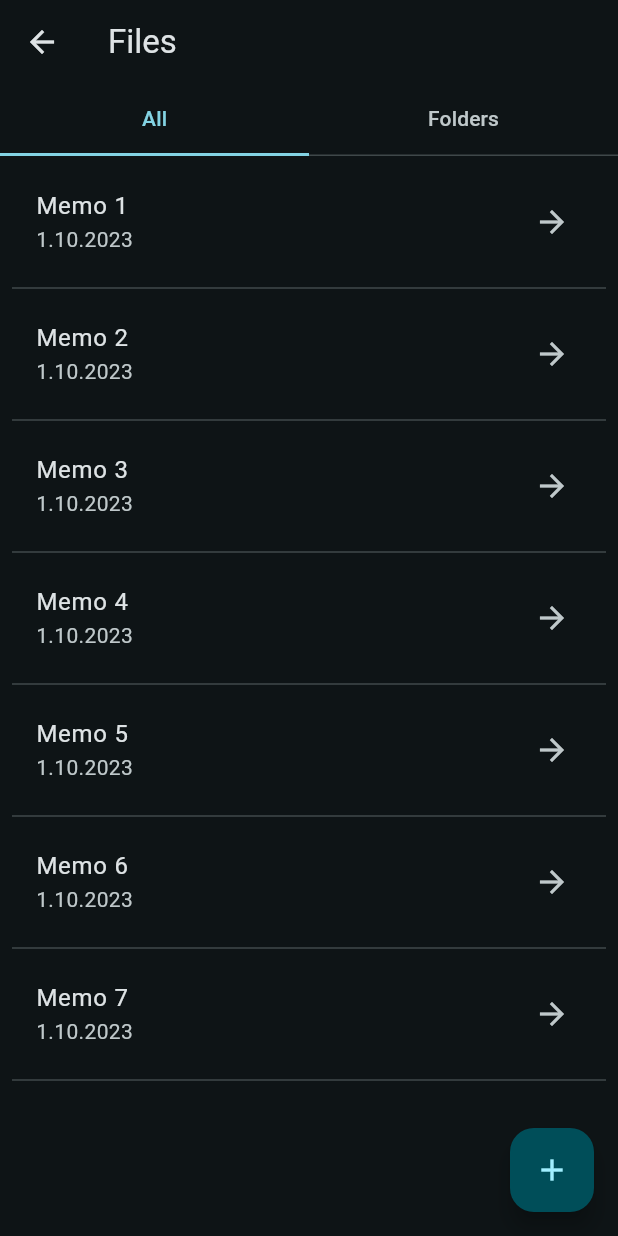
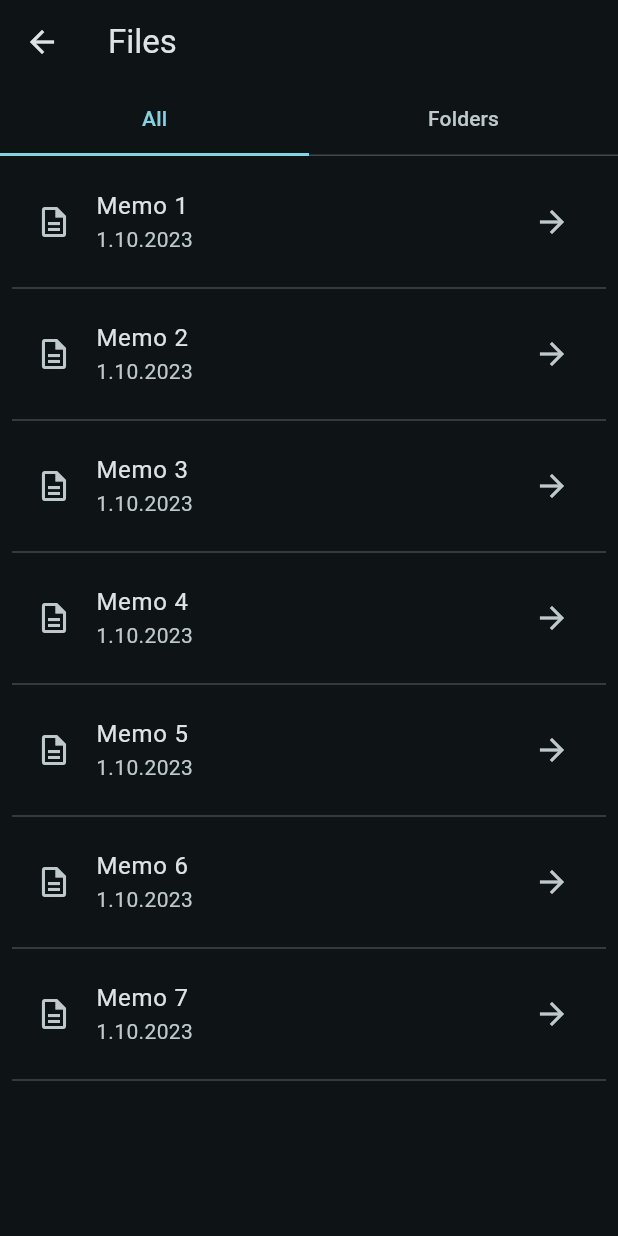
Before and after one commit to leo-usa/voice_memo, a Flutter app: the FilesPage screen opened directly, on a phone screen of 412 x 824 dp. Run offline on Flutter 3.47's test engine with Material 2 defaults, Android fonts, the phone set to English and light mode, and no system bars; our stand-ins replace audioplayers; missing offline and left inert: record; statements that could not run were skipped.

Commit message:
kansion lisäys-nappi näkyy vain kansiot välilehdellä

```diff
--- a/lib/files.dart
+++ b/lib/files.dart
@@ -23,6 +23,8 @@ class FilesPage extends StatefulWidget {
 }
 
 class _FilesPageState extends State<FilesPage> {
+  bool isFoldersTabSelected = false; // Added this variable
+
   void _showCreateFolderDialog(BuildContext context) {
     String newFolderName = '';
 
@@ -70,7 +72,7 @@ class _FilesPageState extends State<FilesPage> {
       child: Scaffold(
         appBar: AppBar(
           title: const Text('Files'),
-          bottom: const TabBar(
+          bottom: TabBar(
             indicatorSize: TabBarIndicatorSize.tab,
             tabs: [
               Tab(
@@ -80,6 +82,11 @@ class _FilesPageState extends State<FilesPage> {
                 text: 'Folders',
               ),
             ],
+            onTap: (index) {
+              setState(() {
+                isFoldersTabSelected = index == 1;
+              });
+            },
           ),
         ),
         body: TabBarView(
@@ -92,6 +99,7 @@ class _FilesPageState extends State<FilesPage> {
                 return Column(
                   children: [
                     ListTile(
+                      leading: const Icon(Icons.description_outlined),
                       title: Text(fileName),
                       subtitle: const Text('1.10.2023'),
                       trailing: const Icon(Icons.arrow_forward),
@@ -120,13 +128,16 @@ class _FilesPageState extends State<FilesPage> {
             ),
           ],
         ),
-        floatingActionButton: FloatingActionButton(
-          onPressed: () {
-            _showCreateFolderDialog(
-                context); // Open the dialog to create a folder
-          },
-          child: const Icon(Icons.add),
-        ),
+        floatingActionButton: isFoldersTabSelected
+            ? FloatingActionButton(
+                onPressed: () {
+                  _showCreateFolderDialog(
+                      context); // Open the dialog to create a folder
+                },
+                shape: const CircleBorder(), // Aseta ympyrän muotoinen kuvio
+                child: const Icon(Icons.add),
+              )
+            : null,
       ),
     );
   }
```
